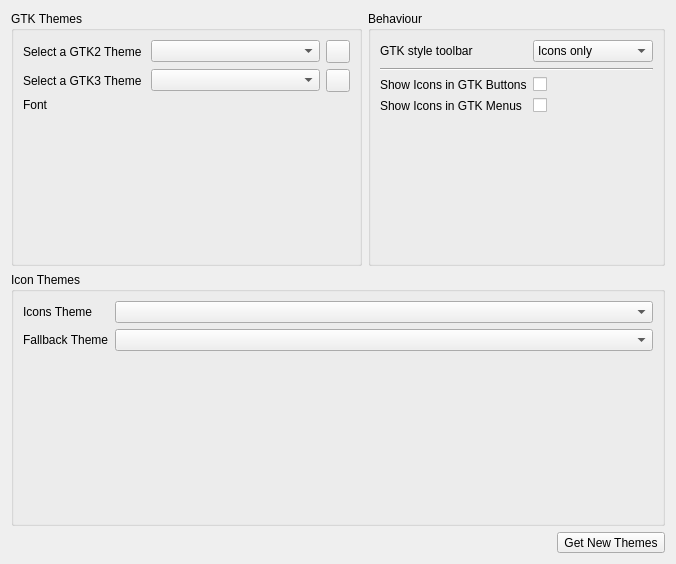
Old version of the form src/ui/gui.ui in the repository KDE/kde-gtk-config.
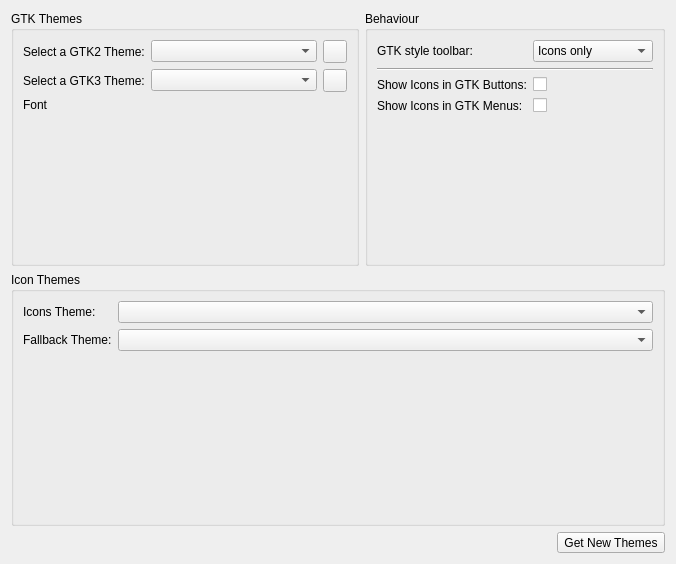
New version of the form. Icons and pictures are not drawn. Custom widgets are drawn as their Qt base class.

Commit message: i18n: simplify/improve some strings in .ui files

Diff of the .ui file:
```diff
--- a/src/ui/gui.ui
+++ b/src/ui/gui.ui
@@ -23,7 +23,7 @@
       <item row="0" column="0">
        <widget class="QLabel" name="label_9">
         <property name="text">
-         <string>Select a GTK2 Theme</string>
+         <string>Select a GTK2 Theme:</string>
         </property>
         <property name="alignment">
          <set>Qt::AlignLeading|Qt::AlignLeft|Qt::AlignVCenter</set>
@@ -57,7 +57,7 @@
       <item row="1" column="0">
        <widget class="QLabel" name="label_21">
         <property name="text">
-         <string>Select a GTK3 Theme </string>
+         <string>Select a GTK3 Theme:</string>
         </property>
         <property name="alignment">
          <set>Qt::AlignLeading|Qt::AlignLeft|Qt::AlignVCenter</set>
@@ -110,7 +110,7 @@
       <item row="0" column="0">
        <widget class="QLabel" name="label">
         <property name="text">
-         <string>GTK style toolbar</string>
+         <string>GTK style toolbar:</string>
         </property>
        </widget>
       </item>
@@ -148,7 +148,7 @@
       <item row="2" column="0">
        <widget class="QLabel" name="label_22">
         <property name="text">
-         <string>Show Icons in GTK Buttons</string>
+         <string>Show Icons in GTK Buttons:</string>
         </property>
        </widget>
       </item>
@@ -162,7 +162,7 @@
       <item row="3" column="0">
        <widget class="QLabel" name="label_23">
         <property name="text">
-         <string>Show Icons in GTK Menus</string>
+         <string>Show Icons in GTK Menus:</string>
         </property>
        </widget>
       </item>
@@ -203,7 +203,7 @@
       <item row="0" column="0">
        <widget class="QLabel" name="label_10">
         <property name="text">
-         <string>Icons Theme</string>
+         <string>Icons Theme:</string>
         </property>
         <property name="alignment">
          <set>Qt::AlignLeading|Qt::AlignLeft|Qt::AlignVCenter</set>
@@ -223,7 +223,7 @@
       <item row="1" column="0">
        <widget class="QLabel" name="label_2">
         <property name="text">
-         <string>Fallback Theme</string>
+         <string>Fallback Theme:</string>
         </property>
         <property name="alignment">
          <set>Qt::AlignLeading|Qt::AlignLeft|Qt::AlignVCenter</set>
```
The commit also changes 2 other files.
